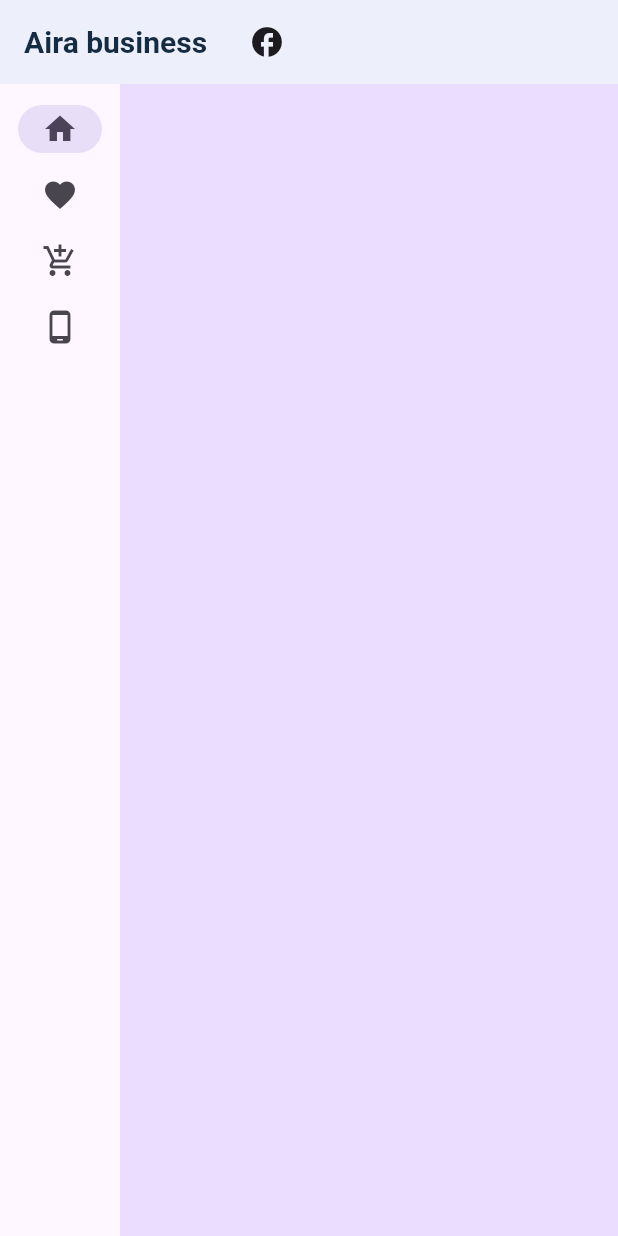
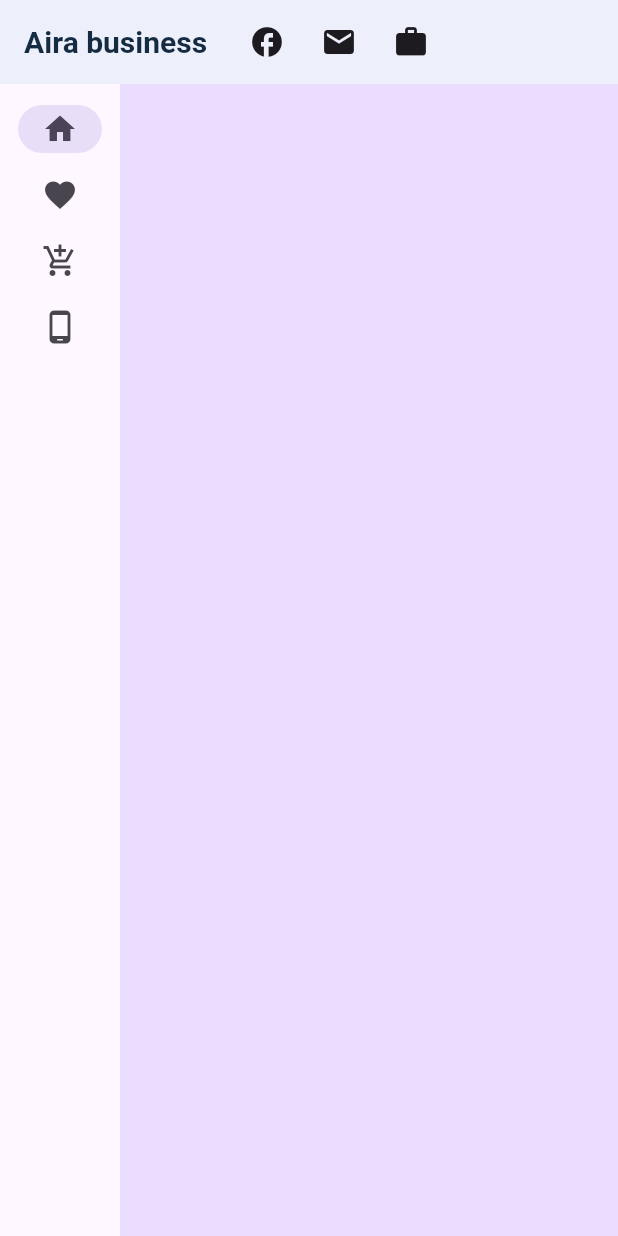
Before and after one commit to BrianAira/project2024, a Flutter app: the screen it shows after launch, after a tap on the "facebook" icon, on a phone screen of 412 x 824 dp. Run offline on Flutter 3.47's test engine with Material 3 defaults, Android fonts, the phone set to English and light mode, and no system bars; Roboto replaces fonts that are missing (Arial).

Commit message:
se elimino lineas de codigo innecesario

```diff
--- a/lib/main.dart
+++ b/lib/main.dart
@@ -1,12 +1,12 @@
 import 'package:flutter/material.dart';
-//import 'package:flutter/widgets.dart';
-import 'package:url_launcher/url_launcher.dart'; //importa dependencia de
+//import 'package:url_launcher/url_launcher.dart'; //importa dependencia de
 import 'package:provider/provider.dart';
 import './pages/phonePage.dart'; // Ruta relativa
 import './pages/favoritesPage.dart';
 import './pages/articlesPage.dart';
 import 'DB/articulos.dart';
 import './widgets/navigator_rail.dart';
+import './widgets/appBarWidget.dart';
 
 void main() {
   runApp(MyApp());
@@ -66,15 +66,6 @@ class MyHomePage extends StatefulWidget {
 
 class _MyHomePageState extends State<MyHomePage> {
   int selectedIndex = 0;
-  // funcion para abrir enlaces
-  void _launchURL(String url) async {
-    final Uri uri = Uri.parse(url);
-    if (await canLaunchUrl(uri)) {
-      await launchUrl(uri);
-    } else {
-      throw 'No se puede abrir el enlace $url';
-    }
-  }
 
   @override
   Widget build(BuildContext context) {
@@ -94,30 +85,7 @@ class _MyHomePageState extends State<MyHomePage> {
     }
     return LayoutBuilder(builder: (context, constraints) {
       return Scaffold(
-        appBar: AppBar(
-          backgroundColor: Color.fromARGB(31, 115, 180, 221),
-          titleSpacing: 0,
-          title: Row(
-            children: [
-              Padding(
-                padding: const EdgeInsets.symmetric(horizontal: 16.0),
-                child: Text(
-                  'Aira business',
-                  style: TextStyle(
-                    color: Color.fromARGB(255, 20, 43, 66),
-                    fontSize: 20,
-                    fontWeight: FontWeight.bold,
-                  ),
-                ),
-              ),
-              IconButton(
-                  onPressed: () {
-                    _launchURL('https://www.facebook.com/?locale=es_LA');
-                  },
-                  icon: Icon(Icons.facebook))
-            ],
-          ),
-        ),
+        appBar: appBarWidget(title: 'Bussines'),
         body: Row(
           children: [
             SafeArea(
@@ -129,32 +97,6 @@ class _MyHomePageState extends State<MyHomePage> {
                   });
                 },
                 minExtendedWidth: 150,
-                /*NavigationRail(
-                extended: constraints.maxWidth >= 600,
-                minExtendedWidth: 150,
-                destinations: [
-                  NavigationRailDestination(
-                    icon: Icon(Icons.home),
-                    label: Text("Home"),
-                  ),
-                  NavigationRailDestination(
-                    icon: Icon(Icons.favorite),
-                    label: Text("Favorites"),
-                  ),
-                  NavigationRailDestination(
-                      icon: Icon(Icons.add_shopping_cart),
-                      label: Text("Articles")),
-                  NavigationRailDestination(
-                      icon: Icon(Icons.phone_android_rounded),
-                      label: Text("Phones")),
-                ],
-                selectedIndex: selectedIndex,
-                onDestinationSelected: (value) {
-                  setState(() {
-                    selectedIndex = value;
-                  });
-                },
-              )*/
               ),
             ),
             Expanded(
```
